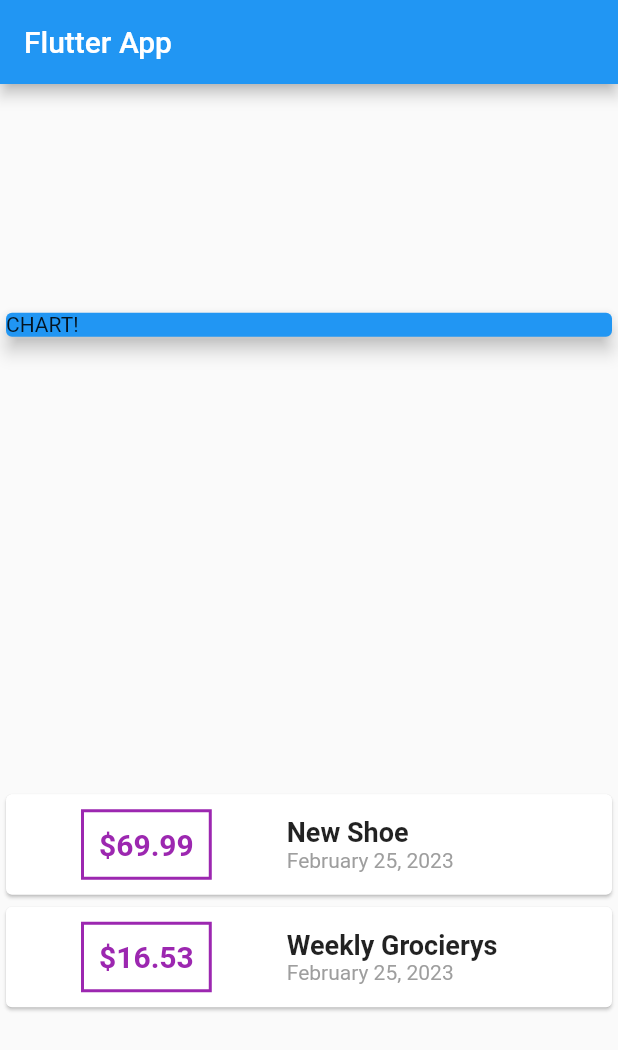
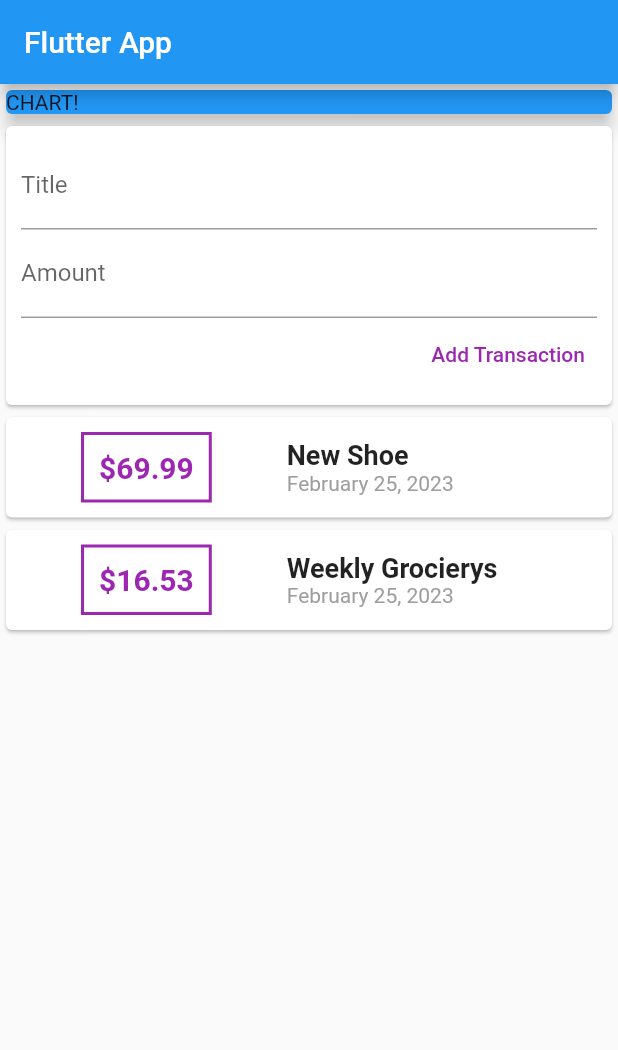
Before and after one commit to 5tigerjelly/learn_flutter_expense_app, a Flutter app: the screen it shows after launch, on a phone screen of 412 x 824 dp. Shown: the top 1050 px of the screen. Run offline on Flutter 3.47's test engine with Material 2 defaults, Android fonts, the phone set to English and light mode, and no system bars.

Commit message:
add input form

```diff
--- a/lib/main.dart
+++ b/lib/main.dart
@@ -26,6 +26,10 @@ class MyHomePage extends StatelessWidget {
         amount: 16.53,
         date: DateTime.now())
   ];
+
+  final titleController = TextEditingController();
+  final amountController = TextEditingController();
+
   @override
   Widget build(BuildContext context) {
     return Scaffold(
@@ -33,7 +37,7 @@ class MyHomePage extends StatelessWidget {
         title: const Text('Flutter App'),
       ),
       body: Column(
-        mainAxisAlignment: MainAxisAlignment.spaceAround,
+        // mainAxisAlignment: MainAxisAlignment.start,
         crossAxisAlignment: CrossAxisAlignment.stretch,
         children: <Widget>[
           Container(
@@ -42,6 +46,28 @@ class MyHomePage extends StatelessWidget {
               color: Colors.blue,
               elevation: 5,
               child: Text('CHART!'),
+            ),
+          ),
+          Card(
+            child: Container(
+              padding: EdgeInsets.all(10),
+              child:
+                  Column(crossAxisAlignment: CrossAxisAlignment.end, children: [
+                TextField(
+                  decoration: InputDecoration(labelText: 'Title'),
+                  controller: titleController,
+                ),
+                TextField(
+                  decoration: InputDecoration(labelText: 'Amount'),
+                  controller: amountController,
+                ),
+                TextButton(
+                    onPressed: () {
+                      print(amountController.text);
+                    },
+                    style: TextButton.styleFrom(foregroundColor: Colors.purple),
+                    child: Text('Add Transaction')),
+              ]),
             ),
           ),
           Column(
```
